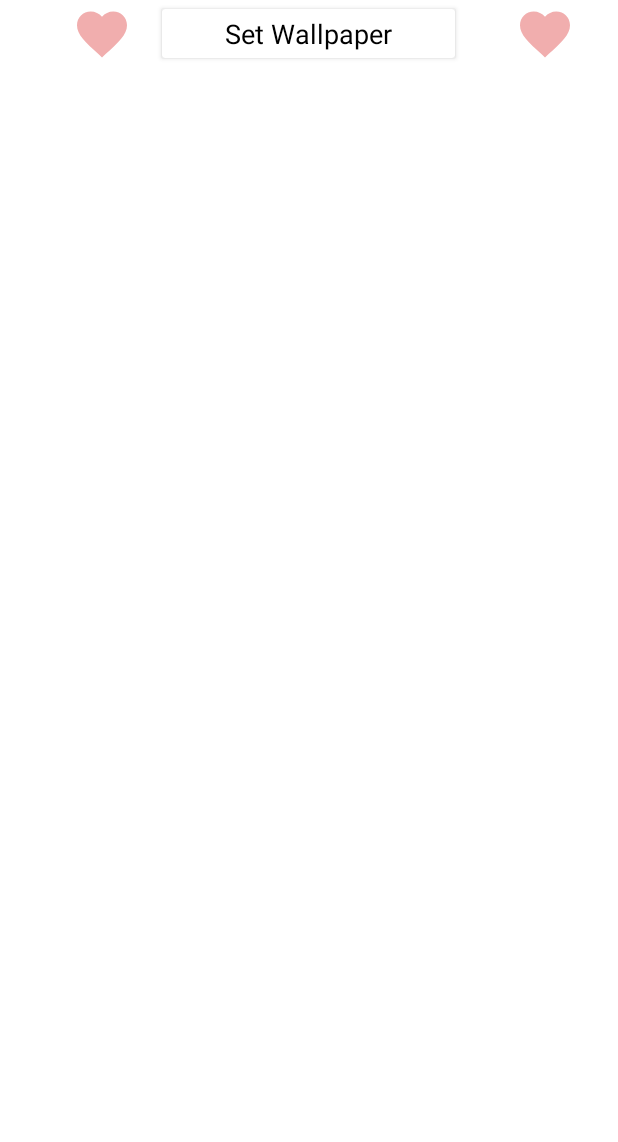
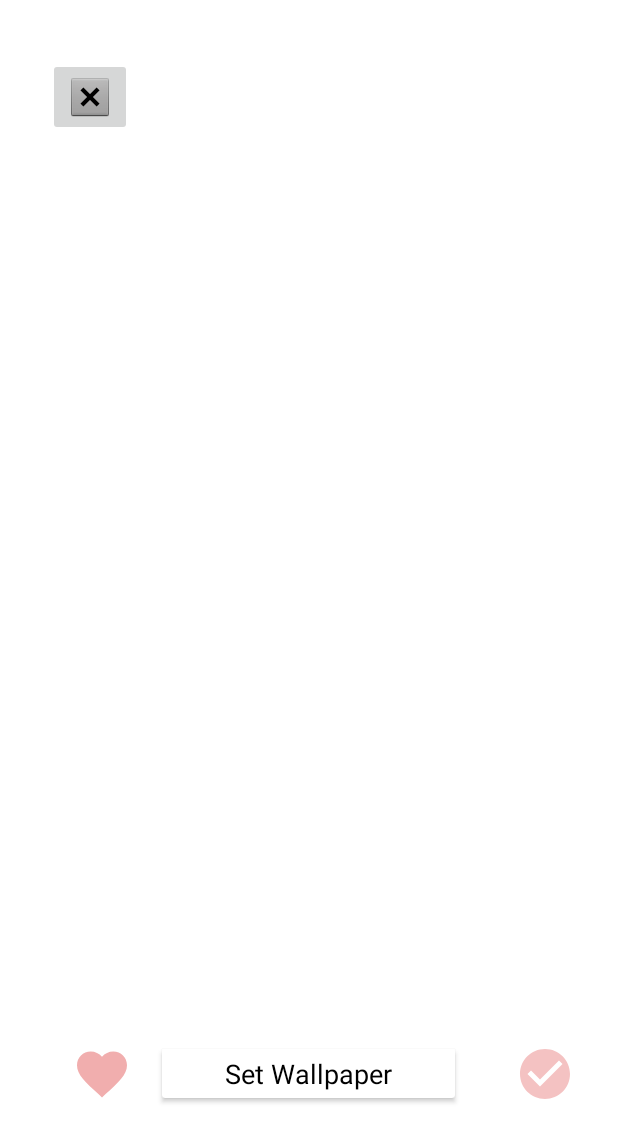
Before and after one commit to gunishjain/WallpaperApp, an Android app: the layout fragment_full_screen.xml on its own in the app's theme, with its tools: preview values and no code run, on a phone screen of 412 x 824 dp. Shown: the top 1142 px of the screen. Run offline under Robolectric (Android 15) with nearby library versions, the phone set to English and light mode, and no system bars.

Commit message:
implemented functions for fullscreen fragment

```diff
--- a/app/src/main/java/com/gunishjain/wallpaperapp/ui/activities/MainActivity.kt
+++ b/app/src/main/java/com/gunishjain/wallpaperapp/ui/activities/MainActivity.kt
@@ -6,9 +6,7 @@ import android.view.Menu
 import android.view.MenuItem
 import android.widget.Toast
 import androidx.appcompat.app.ActionBarDrawerToggle
-import androidx.fragment.app.Fragment
 import com.gunishjain.wallpaperapp.R
-import com.gunishjain.wallpaperapp.ui.adapters.CategoryListAdapter
 import com.gunishjain.wallpaperapp.databinding.ActivityMainBinding
 import com.gunishjain.wallpaperapp.ui.fragments.CategoryListFragment
 import com.gunishjain.wallpaperapp.ui.fragments.FavouriteWallpaperFragment
--- a/app/src/main/java/com/gunishjain/wallpaperapp/ui/viewmodels/SetWallpaperDialogueViewModel.kt
+++ b/app/src/main/java/com/gunishjain/wallpaperapp/ui/viewmodels/SetWallpaperDialogueViewModel.kt
@@ -15,6 +15,7 @@ import com.bumptech.glide.request.target.Target
 import com.gunishjain.wallpaperapp.data.repository.Repository
 import com.gunishjain.wallpaperapp.data.models.Photo
 import dagger.hilt.android.lifecycle.HiltViewModel
+import kotlinx.coroutines.Dispatchers
 import kotlinx.coroutines.launch
 import javax.inject.Inject
 
@@ -29,7 +30,7 @@ class SetWallpaperDialogueViewModel @Inject constructor(
 
     fun setWallPaper(wpFlag: Int,wallpaper: Photo){
 
-        viewModelScope.launch {
+        viewModelScope.launch(Dispatchers.IO) {
 
             try {
                 val wallpaperBitmap = Glide.with(context)
@@ -53,7 +54,7 @@ class SetWallpaperDialogueViewModel @Inject constructor(
                     )
                 }
             } catch (e: Exception){
-                Log.d("setwallpapervm",e.toString())
+                Log.d("setwallpaperdialoguevm",e.toString())
             }
         }
     }
--- a/app/src/main/java/com/gunishjain/wallpaperapp/ui/viewmodels/WallPaperListViewModel.kt
+++ b/app/src/main/java/com/gunishjain/wallpaperapp/ui/viewmodels/WallPaperListViewModel.kt
@@ -39,8 +39,6 @@ class WallPaperListViewModel @Inject constructor(
     fun getSavedWallpapers() {
         viewModelScope.launch {
             val savedWallpapers = repository.getWallpapers()
-
-            Log.d("favwall",savedWallpapers.toString())
             favWallpaperLiveData.postValue(savedWallpapers)
         }
     }
--- a/app/src/main/res/layout/activity_main.xml
+++ b/app/src/main/res/layout/activity_main.xml
@@ -52,7 +52,8 @@
                 android:id="@+id/fragment_container"
                 android:layout_width="match_parent"
                 android:layout_height="0dp"
-                android:layout_weight="15" />
+                android:layout_weight="15">
+            </FrameLayout>
 
         </LinearLayout>
 
--- a/app/src/main/res/layout/fragment_full_screen.xml
+++ b/app/src/main/res/layout/fragment_full_screen.xml
@@ -1,8 +1,10 @@
 <?xml version="1.0" encoding="utf-8"?>
-<RelativeLayout xmlns:android="http://schemas.android.com/apk/res/android"
-    android:fitsSystemWindows="false"
+<androidx.constraintlayout.widget.ConstraintLayout xmlns:android="http://schemas.android.com/apk/res/android"
+    xmlns:app="http://schemas.android.com/apk/res-auto"
+    xmlns:tools="http://schemas.android.com/tools"
     android:layout_width="match_parent"
-    android:layout_height="match_parent">
+    android:layout_height="match_parent"
+    android:fitsSystemWindows="false">
 
     <ImageView
         android:id="@+id/img_wallpaper"
@@ -10,14 +12,36 @@
         android:layout_height="match_parent"
         android:scaleType="fitXY" />
 
+
+    <ImageButton
+        android:id="@+id/btnBack"
+        android:layout_width="wrap_content"
+        android:layout_height="wrap_content"
+        android:src="@android:drawable/btn_dialog"
+        app:layout_constraintBottom_toTopOf="@+id/linear_layout"
+        app:layout_constraintEnd_toEndOf="parent"
+        app:layout_constraintHorizontal_bias="0.09"
+        app:layout_constraintStart_toStartOf="parent"
+        app:layout_constraintTop_toTopOf="@+id/img_wallpaper"
+        app:layout_constraintVertical_bias="0.06">
+
+    </ImageButton>
+
     <LinearLayout
+        android:id="@+id/linear_layout"
         android:layout_width="match_parent"
         android:layout_height="@dimen/_35sdp"
         android:gravity="center"
-        android:orientation="horizontal">
+        android:orientation="horizontal"
+        app:layout_constraintBottom_toBottomOf="parent"
+        app:layout_constraintEnd_toEndOf="parent"
+        app:layout_constraintHorizontal_bias="0.0"
+        app:layout_constraintStart_toStartOf="parent"
+        app:layout_constraintTop_toTopOf="parent"
+        app:layout_constraintVertical_bias="0.89">
 
         <ImageView
-            android:id="@+id/image_view_left"
+            android:id="@+id/img_fav"
             android:layout_width="40dp"
             android:layout_height="40dp"
             android:layout_marginStart="20dp"
@@ -25,14 +49,14 @@
             android:src="@drawable/favorite_24" />
 
         <androidx.cardview.widget.CardView
-            android:id="@+id/card_view"
+            android:id="@+id/cv_setWallpaper"
             android:layout_width="@dimen/_150sdp"
             android:layout_height="@dimen/_25sdp"
-            android:layout_centerInParent="true"
-            android:layout_margin="20dp">
+            android:layout_margin="20dp"
+            android:background="@color/purple_200">
 
             <TextView
-                android:id="@+id/text_view"
+                android:id="@+id/tv_setWallpaper"
                 android:layout_width="match_parent"
                 android:layout_height="wrap_content"
                 android:layout_gravity="center"
@@ -44,14 +68,14 @@
         </androidx.cardview.widget.CardView>
 
         <ImageView
-            android:id="@+id/image_view_right"
+            android:id="@+id/img_download"
             android:layout_width="40dp"
             android:layout_height="40dp"
             android:layout_marginStart="20dp"
-            android:src="@drawable/favorite_24" />
+            android:src="@drawable/ic_setwp" />
 
 
     </LinearLayout>
 
 
-</RelativeLayout>
+</androidx.constraintlayout.widget.ConstraintLayout>
--- a/build.gradle
+++ b/build.gradle
@@ -3,4 +3,5 @@ plugins {
     id 'com.android.application' version '7.4.2' apply false
     id 'com.android.library' version '7.4.2' apply false
     id 'org.jetbrains.kotlin.android' version '1.8.0' apply false
+    id("com.google.dagger.hilt.android") version "2.44" apply false
 }
```
Also changed, not shown: app/src/main/java/com/gunishjain/wallpaperapp/ui/fragments/FavouriteWallpaperFragment.kt (+15 -0 lines), app/src/main/java/com/gunishjain/wallpaperapp/ui/fragments/FullScreenFragment.kt (+71 -6 lines), app/src/main/res/layout/fragment_favourite_wallpaper.xml (+31 -3 lines).
